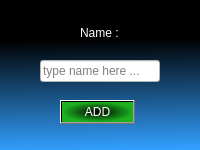
Above: messenger1/addcontact.ui from Lucimad007/Messenger_sprites_6 before the change. Below: the same form after it.
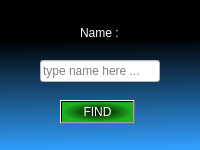
That is the form after the change.

Commit message: addContact : now works as find contact

The edit to the form file:
```diff
--- a/messenger1/addcontact.ui
+++ b/messenger1/addcontact.ui
@@ -30,7 +30,7 @@
 color: rgb(255, 255, 255);</string>
    </property>
    <property name="text">
-    <string>ADD</string>
+    <string>FIND</string>
    </property>
   </widget>
   <widget class="QLineEdit" name="nameLineEdit">
```
Left out of the diff: 2 changed lines with no effect on the pictures. The commit also changes 4 other files.
